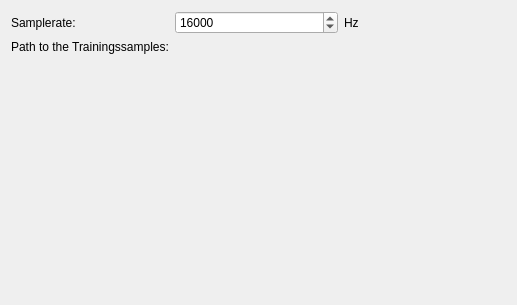
Before: the Qt Designer form simonlib/simonscenarios/trainingsettings.ui in KDE/simon, drawn with Qt 5.
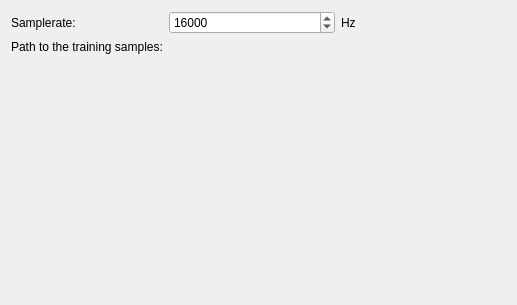
After: the same form once the commit is applied. Custom widgets are drawn as their Qt base class.

What changed in the file:
```diff
--- a/simonlib/simonscenarios/trainingsettings.ui
+++ b/simonlib/simonscenarios/trainingsettings.ui
@@ -53,7 +53,7 @@
      <item row="1" column="0">
       <widget class="QLabel" name="lbSamplePath">
        <property name="text">
-        <string>Path to the Trainingssamples:</string>
+        <string>Path to the training samples:</string>
        </property>
       </widget>
      </item>
```
